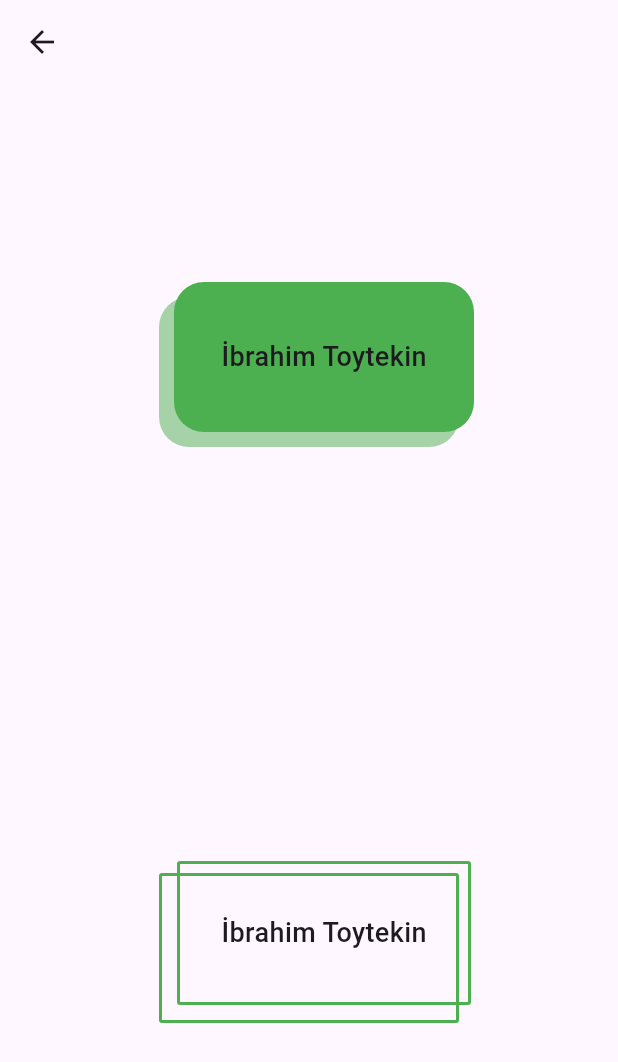
After one commit to Toytekin/ready_companenet_flutter, a Flutter app: the screen it shows after launch, after a tap on the "next plan" icon, on a phone screen of 412 x 824 dp. The commit adds this screen. Shown: the top 1062 px of the screen. Run offline on Flutter 3.47's test engine with Material 3 defaults, Android fonts, the phone set to English and light mode, and no system bars.

Commit message:
animations buton create

```diff
--- a/lib/butons/butonlist.dart
+++ b/lib/butons/butonlist.dart
@@ -1,5 +1,6 @@
 import 'package:flutter/cupertino.dart';
 import 'package:flutter/material.dart';
+import 'package:ready_companent/butons/custombutons/custom_butons.dart';
 import 'package:ready_companent/butons/dropdown.dart';
 import 'package:ready_companent/butons/eleveted.dart';
 import 'package:ready_companent/butons/popmunu.dart';
@@ -40,6 +41,17 @@ class _ButonListState extends State<ButonList> {
     return Scaffold(
       appBar: AppBar(
         title: Text(_appbarTitle),
+        actions: [
+          IconButton(
+              onPressed: () {
+                Navigator.of(context).push(MaterialPageRoute(
+                  builder: (context) {
+                    return CustomButonPage();
+                  },
+                ));
+              },
+              icon: const Icon(Icons.next_plan))
+        ],
       ),
       body: Center(
         child: Padding(
--- /dev/null
+++ b/lib/butons/custombutons/custom_butons.dart
@@ -0,0 +1,49 @@
+import 'package:flutter/material.dart';
+import 'package:ready_companent/butons/custombutons/custom_one.dart';
+import 'package:ready_companent/butons/custombutons/custom_two.dart';
+
+class CustomButonPage extends StatefulWidget {
+  const CustomButonPage({super.key});
+
+  @override
+  State<CustomButonPage> createState() => _CustomButonPageState();
+}
+
+class _CustomButonPageState extends State<CustomButonPage> {
+  bool cirCularDurum = false;
+
+  @override
+  Widget build(BuildContext context) {
+    return Scaffold(
+        appBar: AppBar(
+          title: cirCularDurum ? const Text('Custom Buton Page') : null,
+        ),
+        body: Center(
+          child: Column(
+            mainAxisAlignment: MainAxisAlignment.spaceAround,
+            children: [
+              CustomOne(
+                title: 'İbrahim Toytekin',
+                color: Colors.green,
+                size: 100,
+                onPress: () {
+                  setState(() {
+                    cirCularDurum = !cirCularDurum;
+                  });
+                },
+              ),
+              CustomTwo(
+                title: 'İbrahim Toytekin',
+                color: Colors.green,
+                size: 100,
+                onPress: () {
+                  setState(() {
+                    cirCularDurum = !cirCularDurum;
+                  });
+                },
+              ),
+            ],
+          ),
+        ));
+  }
+}
--- /dev/null
+++ b/lib/butons/custombutons/custom_one.dart
@@ -0,0 +1,136 @@
+import 'package:flutter/material.dart';
+
+// CustomOne widget'ı, özel bir animasyon ve görünüm ile bir düğme oluşturur.
+class CustomOne extends StatefulWidget {
+  // Düğmenin boyutu
+  final double size;
+  // Düğmeye tıklandığında çalışacak geri çağrı işlevi
+  final VoidCallback? onPress;
+  // Düğmenin rengi
+  final Color color;
+  // Düğme metni
+  final String title;
+
+  const CustomOne({
+    super.key,
+    required this.size,
+    required this.onPress,
+    required this.color,
+    required this.title,
+  });
+
+  @override
+  // ignore: library_private_types_in_public_api
+  _CustomOneState createState() => _CustomOneState();
+}
+
+class _CustomOneState extends State<CustomOne>
+    with SingleTickerProviderStateMixin {
+  late AnimationController animationController;
+  late Animation<double> animation;
+  late TickerFuture tickerFuture;
+
+  @override
+  void initState() {
+    super.initState();
+    // Animasyon denetleyicisi oluşturulur
+    animationController = AnimationController(
+      vsync: this,
+      duration: const Duration(milliseconds: 100),
+    );
+
+    // Animasyon başlangıç ve bitiş değerleri arasında bir geçiş yapar
+    animation = Tween<double>(begin: -widget.size * 0.1, end: 0.0).animate(
+      CurvedAnimation(
+        parent: animationController,
+        curve: Curves.easeIn,
+      ),
+    );
+  }
+
+  @override
+  void dispose() {
+    // Animasyon denetleyicisi temizlenir
+    animationController.dispose();
+    super.dispose();
+  }
+
+  // Düğmeye tıklandığında tetiklenecek işlev
+  void onTopUp(_) {
+    if (widget.onPress != null) {
+      tickerFuture.whenComplete(() {
+        // Animasyon sıfırlanır ve geri çağrı işlevi çağrılır
+        animationController.animateTo(0.0);
+        widget.onPress?.call();
+      });
+    }
+  }
+
+  // Düğmeye dokunulduğunda tetiklenecek işlev
+  void onTapDown(_) {
+    if (widget.onPress != null) {
+      tickerFuture = animationController.animateTo(1.0);
+    }
+  }
+
+  // Düğmeden ayrıldığında veya dokunma iptal edildiğinde tetiklenecek işlev
+  void onTapCancel() {
+    if (widget.onPress != null) {
+      // Animasyon sıfırlanır
+      animationController.reset();
+    }
+  }
+
+  @override
+  Widget build(BuildContext context) {
+    // Özel düğme widget'ı oluşturulur
+    return Container(
+      width: widget.size * 2,
+      height: widget.size,
+      // Düğme arka plan rengi ve şekli ayarlanır
+      decoration: BoxDecoration(
+        color: widget.color.withOpacity(0.5),
+        borderRadius: BorderRadius.circular(20),
+      ),
+      child: Stack(
+        children: [
+          GestureDetector(
+            // Düğme etkileşim olayları atanır
+            onTapDown: onTapDown,
+            onTapUp: onTopUp,
+            onTapCancel: onTapCancel,
+            child: AnimatedBuilder(
+              // Animasyon değeri kullanılarak düğmenin konumu güncellenir
+              animation: animation,
+              builder: (context, child) {
+                return Transform.translate(
+                  offset: Offset(-animation.value, animation.value),
+                  child: Center(
+                    child: Container(
+                      width: widget.size * 2,
+                      height: widget.size,
+                      decoration: BoxDecoration(
+                        color: widget.color,
+                        borderRadius: BorderRadius.circular(20),
+                      ),
+                      child: Center(
+                        // Düğme metni ve stili ayarlanır
+                        child: Text(
+                          widget.title,
+                          style: TextStyle(
+                            fontSize: widget.size * 0.18,
+                            fontWeight: FontWeight.w500,
+                          ),
+                        ),
+                      ),
+                    ),
+                  ),
+                );
+              },
+            ),
+          ),
+        ],
+      ),
+    );
+  }
+}
--- /dev/null
+++ b/lib/butons/custombutons/custom_two.dart
@@ -0,0 +1,142 @@
+import 'package:flutter/material.dart';
+
+// CustomTwo widget'ı, özel bir animasyon ve görünüm ile bir düğme oluşturur.
+class CustomTwo extends StatefulWidget {
+  // Düğmenin boyutu
+  final double size;
+  // Düğmeye tıklandığında çalışacak geri çağrı işlevi
+  final VoidCallback? onPress;
+  // Düğmenin rengi
+  final Color color;
+  // Düğme metni
+  final String title;
+
+  const CustomTwo({
+    super.key,
+    required this.size,
+    required this.onPress,
+    required this.color,
+    required this.title,
+  });
+
+  @override
+  // ignore: library_private_types_in_public_api
+  _CustomTwoState createState() => _CustomTwoState();
+}
+
+class _CustomTwoState extends State<CustomTwo>
+    with SingleTickerProviderStateMixin {
+  late AnimationController animationController;
+  late Animation<double> animation;
+  late TickerFuture tickerFuture;
+
+  @override
+  void initState() {
+    super.initState();
+    // Animasyon denetleyicisi oluşturulur
+    animationController = AnimationController(
+      vsync: this,
+      duration: const Duration(milliseconds: 100),
+    );
+
+    // Animasyon başlangıç ve bitiş değerleri arasında bir geçiş yapar
+    animation = Tween<double>(begin: -widget.size * 0.1, end: 0.0).animate(
+      CurvedAnimation(
+        parent: animationController,
+        curve: Curves.easeIn,
+      ),
+    );
+  }
+
+  @override
+  void dispose() {
+    // Animasyon denetleyicisi temizlenir
+    animationController.dispose();
+    super.dispose();
+  }
+
+  // Düğmeye tıklandığında tetiklenecek işlev
+  void onTopUp(_) {
+    if (widget.onPress != null) {
+      tickerFuture.whenComplete(() {
+        // Animasyon sıfırlanır ve geri çağrı işlevi çağrılır
+        animationController.animateTo(0.0);
+        widget.onPress?.call();
+      });
+    }
+  }
+
+  // Düğmeye dokunulduğunda tetiklenecek işlev
+  void onTapDown(_) {
+    if (widget.onPress != null) {
+      tickerFuture = animationController.animateTo(1.0);
+    }
+  }
+
+  // Düğmeden ayrıldığında veya dokunma iptal edildiğinde tetiklenecek işlev
+  void onTapCancel() {
+    if (widget.onPress != null) {
+      // Animasyon sıfırlanır
+      animationController.reset();
+    }
+  }
+
+  @override
+  Widget build(BuildContext context) {
+    // Özel düğme widget'ı oluşturulur
+    return Container(
+      width: widget.size * 2,
+      height: widget.size,
+      // Düğme arka plan rengi ve şekli ayarlanır
+      decoration: BoxDecoration(
+        borderRadius: BorderRadius.circular(2),
+        border: Border.all(
+          color: widget.color,
+          width: 2,
+        ),
+      ),
+      child: Stack(
+        children: [
+          GestureDetector(
+            // Düğme etkileşim olayları atanır
+            onTapDown: onTapDown,
+            onTapUp: onTopUp,
+            onTapCancel: onTapCancel,
+            child: AnimatedBuilder(
+              // Animasyon değeri kullanılarak düğmenin konumu güncellenir
+              animation: animation,
+              builder: (context, child) {
+                return Transform.translate(
+                  offset: Offset(-animation.value, animation.value),
+                  child: Center(
+                    child: Container(
+                      width: widget.size * 2,
+                      height: widget.size,
+                      decoration: BoxDecoration(
+                        borderRadius: BorderRadius.circular(2),
+                        border: Border.all(
+                          color: widget.color,
+                          width: 2,
+                        ),
+                      ),
+                      child: Center(
+                        // Düğme metni ve stili ayarlanır
+                        child: Text(
+                          widget.title,
+                          style: TextStyle(
+                            fontSize: widget.size * 0.18,
+                            fontWeight: FontWeight.w500,
+                          ),
+                        ),
+                      ),
+                    ),
+                  ),
+                );
+              },
+            ),
+          ),
+        ],
+      ),
+    );
+  }
+}
```
